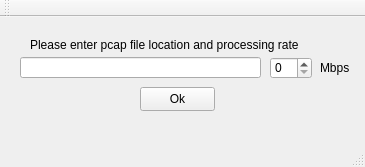
First picture: the form in PacketLimiterQT/PacketLimiterQT.ui, repository retroruiner/PacketLimiterQT, before the edit.
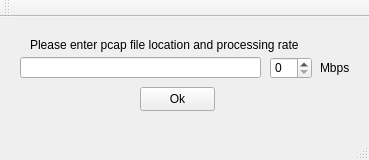
Second picture: the form after the edit.

```diff
--- a/PacketLimiterQT/PacketLimiterQT.ui
+++ b/PacketLimiterQT/PacketLimiterQT.ui
@@ -6,8 +6,8 @@
    <rect>
     <x>0</x>
     <y>0</y>
-    <width>365</width>
-    <height>167</height>
+    <width>369</width>
+    <height>160</height>
    </rect>
   </property>
   <property name="sizePolicy">
```
Left out of the diff: 21 changed lines with no effect on the pictures.
